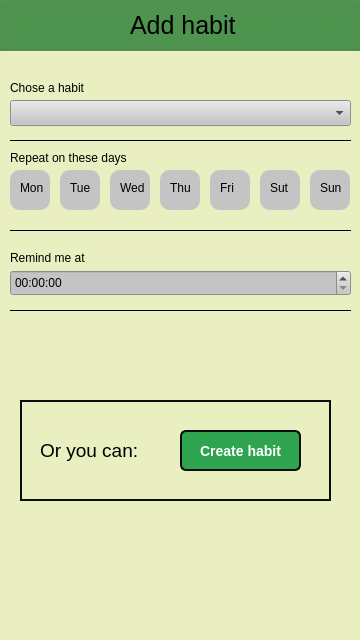
This is addhabit.ui in oleksandrhf/GoHabit as Qt 5 draws it before an edit. The edited form follows.
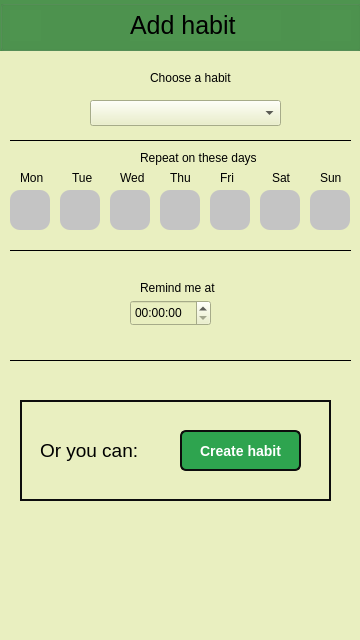
This is the edited form. Icons and pictures are not drawn.

Commit message: fix add habit and create habit UI

```diff
--- a/addhabit.ui
+++ b/addhabit.ui
@@ -19,14 +19,19 @@
   <widget class="QComboBox" name="Add_habit_comboBox">
    <property name="geometry">
     <rect>
-     <x>10</x>
+     <x>90</x>
      <y>100</y>
-     <width>341</width>
+     <width>191</width>
      <height>26</height>
     </rect>
    </property>
    <property name="styleSheet">
-    <string notr="true">background: #c4c4c4;</string>
+    <string notr="true">QComboBox::indicator{
+    background-color:transparent;
+    selection-background-color:transparent;
+    color:transparent;
+    selection-color:transparent;
+}</string>
    </property>
    <property name="currentIndex">
     <number>-1</number>
@@ -38,21 +43,32 @@
   <widget class="QTimeEdit" name="timeEdit">
    <property name="geometry">
     <rect>
-     <x>10</x>
-     <y>270</y>
-     <width>341</width>
+     <x>130</x>
+     <y>300</y>
+     <width>81</width>
      <height>26</height>
     </rect>
    </property>
    <property name="styleSheet">
-    <string notr="true">background: #c4c4c4;</string>
+    <string notr="true">QTimeEdit::MinuteSection{
+stepBy:10;
+}
+
+QTimeEdit QAbstractSpinBox{
+stepEnabled: True;
+}
+
+QTimeEdit QAbstractSpinBox::MinuteSection {
+stepEnabled: True;
+stepBy:10;
+}</string>
    </property>
   </widget>
   <widget class="QLabel" name="label">
    <property name="geometry">
     <rect>
-     <x>10</x>
-     <y>250</y>
+     <x>140</x>
+     <y>280</y>
      <width>91</width>
      <height>16</height>
     </rect>
@@ -65,7 +81,7 @@
    <property name="geometry">
     <rect>
      <x>10</x>
-     <y>220</y>
+     <y>240</y>
      <width>341</width>
      <height>20</height>
     </rect>
@@ -97,7 +113,7 @@
    <property name="geometry">
     <rect>
      <x>10</x>
-     <y>300</y>
+     <y>350</y>
      <width>341</width>
      <height>20</height>
     </rect>
@@ -112,7 +128,7 @@
   <widget class="QLabel" name="label_4">
    <property name="geometry">
     <rect>
-     <x>10</x>
+     <x>140</x>
      <y>150</y>
      <width>121</width>
      <height>16</height>
@@ -125,14 +141,14 @@
   <widget class="QLabel" name="label_5">
    <property name="geometry">
     <rect>
-     <x>10</x>
-     <y>80</y>
+     <x>150</x>
+     <y>70</y>
      <width>91</width>
      <height>16</height>
     </rect>
    </property>
    <property name="text">
-    <string>Chose a habit</string>
+    <string>Choose a habit</string>
    </property>
   </widget>
   <widget class="QGroupBox" name="groupBox_2">
@@ -294,7 +310,7 @@
    <property name="geometry">
     <rect>
      <x>10</x>
-     <y>170</y>
+     <y>190</y>
      <width>41</width>
      <height>40</height>
     </rect>
@@ -328,7 +344,7 @@
    <property name="geometry">
     <rect>
      <x>60</x>
-     <y>170</y>
+     <y>190</y>
      <width>41</width>
      <height>40</height>
     </rect>
@@ -356,7 +372,7 @@
    <property name="geometry">
     <rect>
      <x>160</x>
-     <y>170</y>
+     <y>190</y>
      <width>41</width>
      <height>40</height>
     </rect>
@@ -384,7 +400,7 @@
    <property name="geometry">
     <rect>
      <x>260</x>
-     <y>170</y>
+     <y>190</y>
      <width>41</width>
      <height>40</height>
     </rect>
@@ -412,7 +428,7 @@
    <property name="geometry">
     <rect>
      <x>210</x>
-     <y>170</y>
+     <y>190</y>
      <width>41</width>
      <height>40</height>
     </rect>
@@ -440,7 +456,7 @@
    <property name="geometry">
     <rect>
      <x>110</x>
-     <y>170</y>
+     <y>190</y>
      <width>41</width>
      <height>40</height>
     </rect>
@@ -468,7 +484,7 @@
    <property name="geometry">
     <rect>
      <x>310</x>
-     <y>170</y>
+     <y>190</y>
      <width>41</width>
      <height>40</height>
     </rect>
@@ -496,13 +512,13 @@
    <property name="geometry">
     <rect>
      <x>20</x>
-     <y>180</y>
+     <y>170</y>
      <width>25</width>
      <height>16</height>
     </rect>
    </property>
    <property name="styleSheet">
-    <string notr="true">background-color:#c4c4c4;</string>
+    <string notr="true">  background-image: none; </string>
    </property>
    <property name="text">
     <string>Mon</string>
@@ -511,14 +527,14 @@
   <widget class="QLabel" name="label_3">
    <property name="geometry">
     <rect>
-     <x>70</x>
-     <y>180</y>
+     <x>72</x>
+     <y>170</y>
      <width>25</width>
      <height>16</height>
     </rect>
    </property>
    <property name="styleSheet">
-    <string notr="true">background-color:#c4c4c4;</string>
+    <string notr="true">  background-image: none; </string>
    </property>
    <property name="text">
     <string>Tue</string>
@@ -528,13 +544,13 @@
    <property name="geometry">
     <rect>
      <x>120</x>
-     <y>180</y>
+     <y>170</y>
      <width>25</width>
      <height>16</height>
     </rect>
    </property>
    <property name="styleSheet">
-    <string notr="true">background-color:#c4c4c4;</string>
+    <string notr="true">  background-image: none; </string>
    </property>
    <property name="text">
     <string>Wed</string>
@@ -544,13 +560,13 @@
    <property name="geometry">
     <rect>
      <x>170</x>
-     <y>180</y>
+     <y>170</y>
      <width>25</width>
      <height>16</height>
     </rect>
    </property>
    <property name="styleSheet">
-    <string notr="true">background-color:#c4c4c4;</string>
+    <string notr="true">  background-image: none; </string>
    </property>
    <property name="text">
     <string>Thu</string>
@@ -560,13 +576,13 @@
    <property name="geometry">
     <rect>
      <x>220</x>
-     <y>180</y>
+     <y>170</y>
      <width>25</width>
      <height>16</height>
     </rect>
    </property>
    <property name="styleSheet">
-    <string notr="true">background-color:#c4c4c4;</string>
+    <string notr="true">  background-image: none; </string>
    </property>
    <property name="text">
     <string>Fri</string>
@@ -575,30 +591,30 @@
   <widget class="QLabel" name="label_12">
    <property name="geometry">
     <rect>
-     <x>270</x>
-     <y>180</y>
+     <x>272</x>
+     <y>170</y>
      <width>25</width>
      <height>16</height>
     </rect>
    </property>
    <property name="styleSheet">
-    <string notr="true">background-color:#c4c4c4;</string>
+    <string notr="true">  background-image: none; </string>
    </property>
    <property name="text">
-    <string>Sut</string>
+    <string>Sat</string>
    </property>
   </widget>
   <widget class="QLabel" name="label_13">
    <property name="geometry">
     <rect>
      <x>320</x>
-     <y>180</y>
+     <y>170</y>
      <width>25</width>
      <height>16</height>
     </rect>
    </property>
    <property name="styleSheet">
-    <string notr="true">background-color:#c4c4c4;</string>
+    <string notr="true">  background-image: none; </string>
    </property>
    <property name="text">
     <string>Sun</string>
```
The commit also changes 3 other files.
